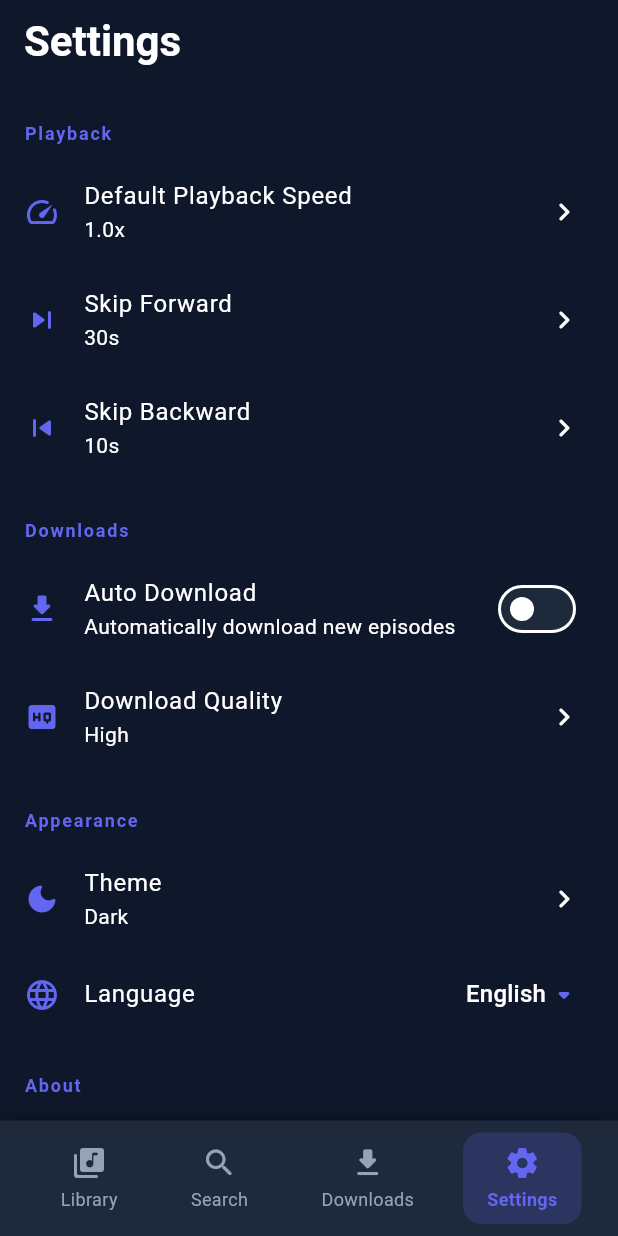
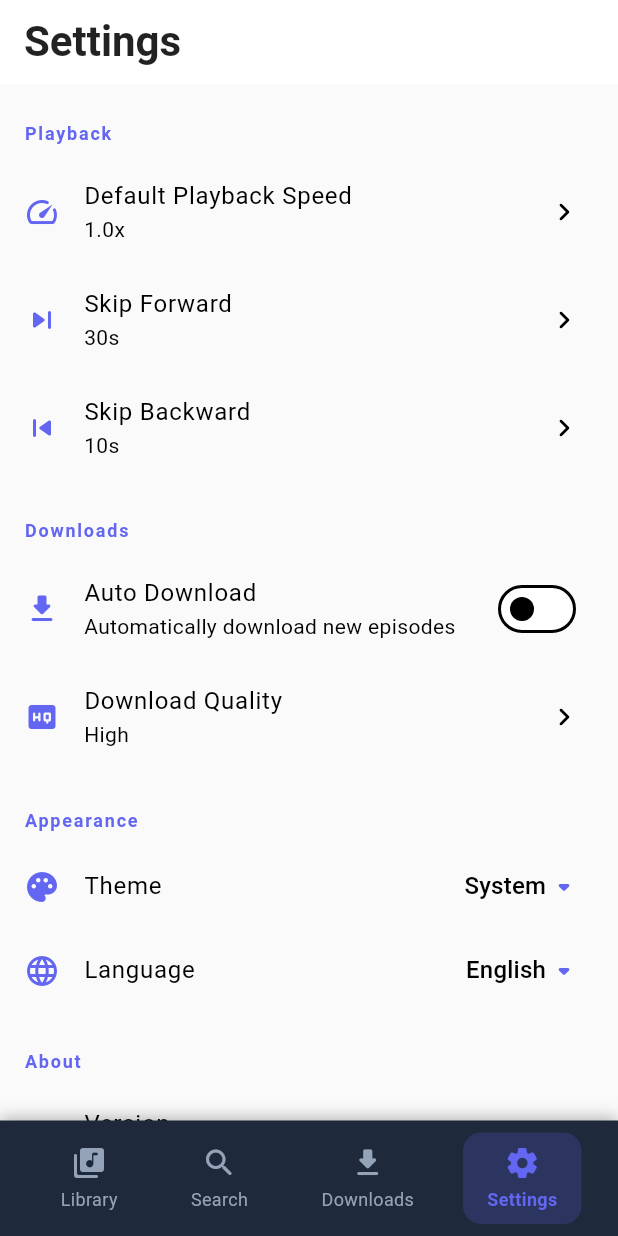
Before and after one commit to rstamand007/my_stream, a Flutter app: the screen it shows after launch, item 4 of the bottom bar chosen, on a phone screen of 412 x 824 dp. Run offline on Flutter 3.47's test engine with Material 3 defaults, Android fonts, the phone set to English and light mode, and no system bars; our stand-ins replace cached_network_image, hive, hive_flutter, just_audio, logger, shared_preferences; missing offline and left inert: podcast_search, webfeed_revised; accounts and stored records are empty.

Commit message:
Ajout de theme provider et ajustement mineurs

```diff
--- a/lib/l10n/app_en.arb
+++ b/lib/l10n/app_en.arb
@@ -43,5 +43,8 @@
   "licenses": "Open Source Licenses",
   "language": "Language",
   "english": "English",
-  "french": "French"
+  "french": "French",
+  "themeLight": "Light",
+  "themeDark": "Dark",
+  "themeSystem": "System"
 }
--- a/lib/l10n/app_fr.arb
+++ b/lib/l10n/app_fr.arb
@@ -40,5 +40,8 @@
   "licenses": "Licences open source",
   "language": "Langue",
   "english": "Anglais",
-  "french": "Français"
+  "french": "Français",
+  "themeLight": "Clair",
+  "themeDark": "Sombre",
+  "themeSystem": "Système"
 }
--- a/lib/l10n/app_localizations.dart
+++ b/lib/l10n/app_localizations.dart
@@ -349,6 +349,24 @@ abstract class AppLocalizations {
   /// In en, this message translates to:
   /// **'French'**
   String get french;
+
+  /// No description provided for @themeLight.
+  ///
+  /// In en, this message translates to:
+  /// **'Light'**
+  String get themeLight;
+
+  /// No description provided for @themeDark.
+  ///
+  /// In en, this message translates to:
+  /// **'Dark'**
+  String get themeDark;
+
+  /// No description provided for @themeSystem.
+  ///
+  /// In en, this message translates to:
+  /// **'System'**
+  String get themeSystem;
 }
 
 class _AppLocalizationsDelegate
--- a/lib/main.dart
+++ b/lib/main.dart
@@ -6,6 +6,7 @@ import 'providers/podcast_provider.dart';
 import 'providers/player_provider.dart';
 import 'providers/download_provider.dart';
 import 'providers/locale_provider.dart';
+import 'providers/theme_provider.dart';
 import 'screens/home_screen.dart';
 import 'utils/constants.dart';
 
@@ -35,13 +36,15 @@ class MyStreamApp extends StatelessWidget {
         ChangeNotifierProvider(create: (_) => PlayerProvider()..init()),
         ChangeNotifierProvider(create: (_) => DownloadProvider()..init()),
         ChangeNotifierProvider(create: (_) => LocaleProvider()),
+        ChangeNotifierProvider(create: (_) => ThemeProvider()),
       ],
-      child: Consumer<LocaleProvider>(
-        builder: (context, localeProvider, child) {
+      child: Consumer2<LocaleProvider, ThemeProvider>(
+        builder: (context, localeProvider, themeProvider, child) {
           return MaterialApp(
             title: 'MyStream',
             debugShowCheckedModeBanner: false,
             locale: localeProvider.locale,
+            themeMode: themeProvider.themeMode,
             localizationsDelegates: const [
               AppLocalizations.delegate,
               GlobalMaterialLocalizations.delegate,
@@ -49,7 +52,39 @@ class MyStreamApp extends StatelessWidget {
               GlobalCupertinoLocalizations.delegate,
             ],
             supportedLocales: const [Locale('en'), Locale('fr')],
+            // Light Theme
             theme: ThemeData(
+              useMaterial3: true,
+              brightness: Brightness.light,
+              colorScheme: ColorScheme.light(
+                primary: AppColors.primary,
+                secondary: AppColors.secondary,
+                surface: Colors.white,
+              ),
+              scaffoldBackgroundColor: Colors.grey[50],
+              appBarTheme: const AppBarTheme(
+                backgroundColor: Colors.white,
+                foregroundColor: Colors.black87,
+                elevation: 0,
+              ),
+              textTheme: const TextTheme(
+                headlineLarge: TextStyle(
+                  color: Colors.black87,
+                  fontSize: 32,
+                  fontWeight: FontWeight.bold,
+                ),
+                headlineMedium: TextStyle(
+                  color: Colors.black87,
+                  fontSize: 24,
+                  fontWeight: FontWeight.bold,
+                ),
+                bodyLarge: TextStyle(color: Colors.black87, fontSize: 16),
+                bodyMedium: TextStyle(color: Colors.black54, fontSize: 14),
+              ),
+              iconTheme: const IconThemeData(color: Colors.black87),
+            ),
+            // Dark Theme
+            darkTheme: ThemeData(
               useMaterial3: true,
               brightness: Brightness.dark,
               colorScheme: ColorScheme.dark(
--- a/lib/providers/podcast_provider.dart
+++ b/lib/providers/podcast_provider.dart
@@ -147,6 +147,11 @@ class PodcastProvider with ChangeNotifier {
   }
 
   // Check if podcast is subscribed
+  bool isPodcastSubscribed(String podcastId) {
+    return _subscribedPodcasts.any((p) => p.id == podcastId);
+  }
+
+  // Check if podcast is subscribed (async)
   Future<bool> isSubscribed(String podcastId) async {
     final podcast = await _db.getPodcast(podcastId);
     return podcast?.isSubscribed ?? false;
--- /dev/null
+++ b/lib/providers/theme_provider.dart
@@ -0,0 +1,38 @@
+import 'package:flutter/material.dart';
+import 'package:shared_preferences/shared_preferences.dart';
+
+class ThemeProvider extends ChangeNotifier {
+  static const String _prefsKey = 'theme_mode';
+  ThemeMode _themeMode = ThemeMode.system;
+
+  ThemeMode get themeMode => _themeMode;
+
+  ThemeProvider() {
+    _loadThemeMode();
+  }
+
+  void setThemeMode(ThemeMode mode) async {
+    if (_themeMode == mode) return;
+
+    _themeMode = mode;
+    notifyListeners();
+
+    final prefs = await SharedPreferences.getInstance();
+    await prefs.setString(_prefsKey, mode.toString());
+  }
+
+  Future<void> _loadThemeMode() async {
+    final prefs = await SharedPreferences.getInstance();
+    final modeString = prefs.getString(_prefsKey);
+
+    if (modeString != null) {
+      _themeMode = ThemeMode.values.firstWhere(
+        (e) => e.toString() == modeString,
+        orElse: () => ThemeMode.system,
+      );
+    } else {
+      _themeMode = ThemeMode.system;
+    }
+    notifyListeners();
+  }
+}
--- a/lib/screens/home_screen.dart
+++ b/lib/screens/home_screen.dart
@@ -29,14 +29,12 @@ class _HomeScreenState extends State<HomeScreen> {
     final l10n = AppLocalizations.of(context)!;
 
     return Scaffold(
-      body: Stack(
+      body: _screens[_currentIndex],
+      bottomNavigationBar: Column(
+        mainAxisSize: MainAxisSize.min,
         children: [
-          _screens[_currentIndex],
-          // Mini player at bottom
-          const Positioned(left: 0, right: 0, bottom: 0, child: MiniPlayer()),
-        ],
-      ),
-      bottomNavigationBar: Container(
+          const MiniPlayer(),
+          Container(
             decoration: BoxDecoration(
               color: AppColors.surface,
               boxShadow: [
@@ -49,7 +47,10 @@ class _HomeScreenState extends State<HomeScreen> {
             ),
             child: SafeArea(
               child: Padding(
-            padding: const EdgeInsets.symmetric(horizontal: 16, vertical: 8),
+                padding: const EdgeInsets.symmetric(
+                  horizontal: 16,
+                  vertical: 8,
+                ),
                 child: Row(
                   mainAxisAlignment: MainAxisAlignment.spaceAround,
                   children: [
@@ -77,6 +78,8 @@ class _HomeScreenState extends State<HomeScreen> {
                 ),
               ),
             ),
+          ),
+        ],
       ),
     );
   }
--- a/lib/screens/search_screen.dart
+++ b/lib/screens/search_screen.dart
@@ -64,7 +64,6 @@ class _SearchScreenState extends State<SearchScreen> {
                       )
                     : null,
                 filled: true,
-                fillColor: AppColors.surface,
                 border: OutlineInputBorder(
                   borderRadius: BorderRadius.circular(12),
                   borderSide: BorderSide.none,
--- a/lib/screens/settings_screen.dart
+++ b/lib/screens/settings_screen.dart
@@ -2,6 +2,7 @@ import 'package:flutter/material.dart';
 import 'package:my_stream/l10n/app_localizations.dart';
 import 'package:provider/provider.dart';
 import '../providers/locale_provider.dart';
+import '../providers/theme_provider.dart';
 import '../utils/constants.dart';
 
 class SettingsScreen extends StatelessWidget {
@@ -11,6 +12,7 @@ class SettingsScreen extends StatelessWidget {
   Widget build(BuildContext context) {
     final l10n = AppLocalizations.of(context)!;
     final localeProvider = context.watch<LocaleProvider>();
+    final themeProvider = context.watch<ThemeProvider>();
 
     return Scaffold(
       appBar: AppBar(
@@ -76,10 +78,35 @@ class SettingsScreen extends StatelessWidget {
             children: [
               _buildSettingTile(
                 context,
-                icon: Icons.dark_mode_rounded,
+                icon: Icons.palette_rounded,
                 title: l10n.theme,
-                subtitle: 'Dark',
-                onTap: () {},
+                trailing: DropdownButton<ThemeMode>(
+                  value: themeProvider.themeMode,
+                  underline: const SizedBox(),
+                  icon: const Icon(
+                    Icons.arrow_drop_down_rounded,
+                    color: AppColors.primary,
+                  ),
+                  onChanged: (ThemeMode? newValue) {
+                    if (newValue != null) {
+                      themeProvider.setThemeMode(newValue);
+                    }
+                  },
+                  items: [
+                    DropdownMenuItem(
+                      value: ThemeMode.system,
+                      child: Text(l10n.themeSystem),
+                    ),
+                    DropdownMenuItem(
+                      value: ThemeMode.light,
+                      child: Text(l10n.themeLight),
+                    ),
+                    DropdownMenuItem(
+                      value: ThemeMode.dark,
+                      child: Text(l10n.themeDark),
+                    ),
+                  ],
+                ),
               ),
               _buildSettingTile(
                 context,
```
Also changed, not shown: lib/l10n/app_localizations_en.dart (+9 -0 lines), lib/l10n/app_localizations_fr.dart (+9 -0 lines), lib/screens/podcast_detail_screen.dart (+9 -8 lines), lib/widgets/episode_tile.dart (+6 -7 lines), lib/widgets/mini_player.dart (+7 -13 lines), lib/widgets/podcast_card.dart (+10 -11 lines), test_output.txt (added, +43 -0 lines), 2 other files. Lines whose indentation alone changed are shown as unchanged.
